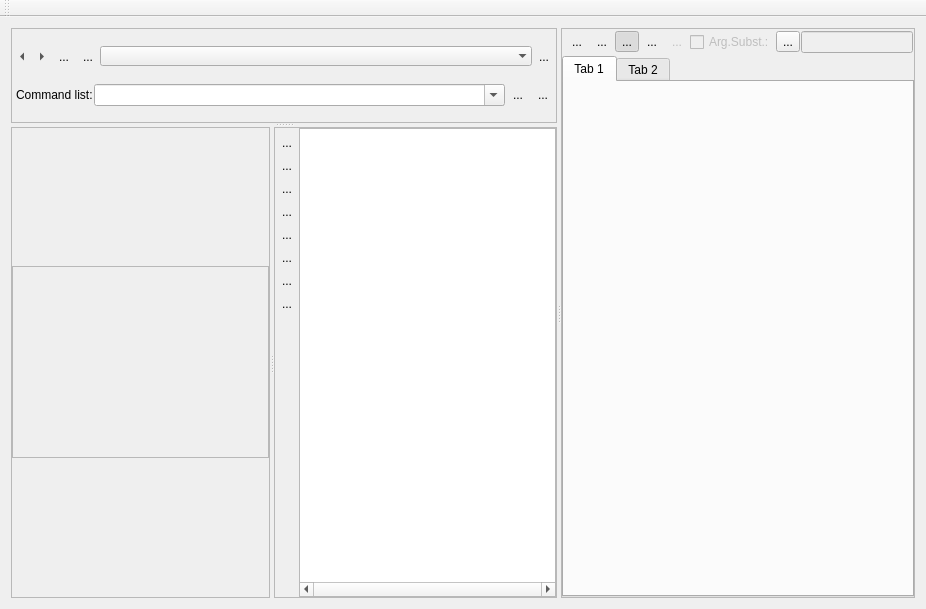
Above: nutshellqt.ui from vjetten/NutShell before the change. Below: the same form after it.
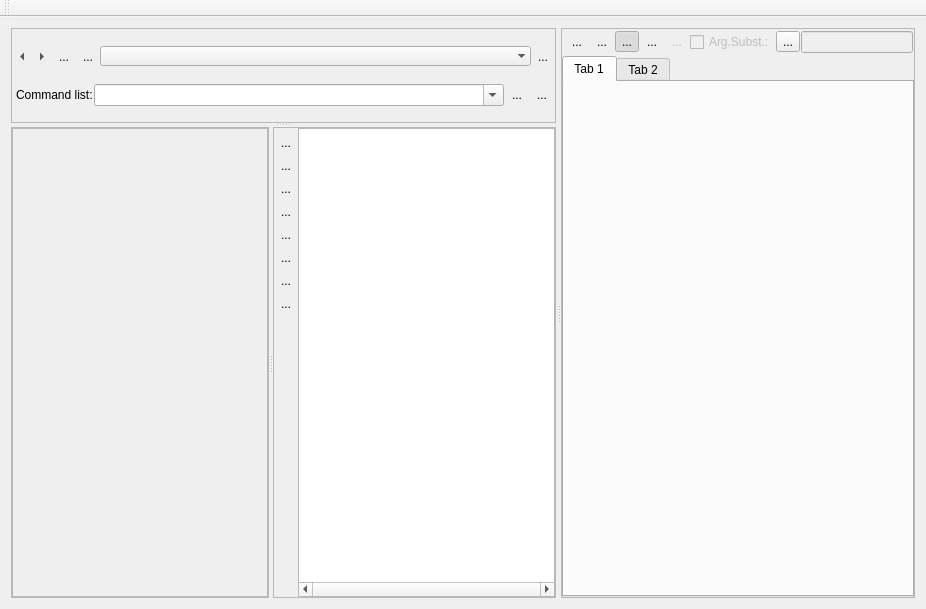
That is the form after the change. Icons and pictures are not drawn.

The edit to the form file:
```diff
--- a/nutshellqt.ui
+++ b/nutshellqt.ui
@@ -33,14 +33,23 @@
    <layout class="QGridLayout" name="gridLayout_2">
     <item row="0" column="0">
      <widget class="QSplitter" name="splitter_3">
+      <property name="sizePolicy">
+       <sizepolicy hsizetype="Expanding" vsizetype="Preferred">
+        <horstretch>0</horstretch>
+        <verstretch>0</verstretch>
+       </sizepolicy>
+      </property>
+      <property name="frameShape">
+       <enum>QFrame::NoFrame</enum>
+      </property>
       <property name="frameShadow">
-       <enum>QFrame::Raised</enum>
+       <enum>QFrame::Plain</enum>
       </property>
       <property name="lineWidth">
        <number>1</number>
       </property>
       <property name="midLineWidth">
-       <number>1</number>
+       <number>0</number>
       </property>
       <property name="orientation">
        <enum>Qt::Horizontal</enum>
@@ -49,13 +58,25 @@
        <bool>false</bool>
       </property>
       <property name="handleWidth">
-       <number>4</number>
+       <number>5</number>
       </property>
       <widget class="QSplitter" name="splitter_2">
+       <property name="sizePolicy">
+        <sizepolicy hsizetype="Expanding" vsizetype="Expanding">
+         <horstretch>0</horstretch>
+         <verstretch>0</verstretch>
+        </sizepolicy>
+       </property>
        <property name="orientation">
         <enum>Qt::Vertical</enum>
        </property>
        <widget class="QFrame" name="frame">
+        <property name="sizePolicy">
+         <sizepolicy hsizetype="Expanding" vsizetype="Preferred">
+          <horstretch>0</horstretch>
+          <verstretch>0</verstretch>
+         </sizepolicy>
+        </property>
         <property name="frameShape">
          <enum>QFrame::StyledPanel</enum>
         </property>
@@ -182,7 +203,7 @@
            <item>
             <widget class="QComboBox" name="comboBox_workdir">
              <property name="sizePolicy">
-              <sizepolicy hsizetype="Minimum" vsizetype="Fixed">
+              <sizepolicy hsizetype="Expanding" vsizetype="Fixed">
                <horstretch>0</horstretch>
                <verstretch>0</verstretch>
               </sizepolicy>
@@ -340,7 +361,7 @@
                <bool>false</bool>
               </property>
               <property name="sizePolicy">
-               <sizepolicy hsizetype="Expanding" vsizetype="Fixed">
+               <sizepolicy hsizetype="Expanding" vsizetype="Expanding">
                 <horstretch>0</horstretch>
                 <verstretch>0</verstretch>
                </sizepolicy>
@@ -373,6 +394,12 @@
          </layout>
         </widget>
         <widget class="QFrame" name="frame">
+         <property name="sizePolicy">
+          <sizepolicy hsizetype="Expanding" vsizetype="Expanding">
+           <horstretch>0</horstretch>
+           <verstretch>0</verstretch>
+          </sizepolicy>
+         </property>
          <property name="frameShape">
           <enum>QFrame::StyledPanel</enum>
          </property>
@@ -703,6 +730,12 @@
        </widget>
       </widget>
       <widget class="QFrame" name="frame">
+       <property name="sizePolicy">
+        <sizepolicy hsizetype="Preferred" vsizetype="Preferred">
+         <horstretch>0</horstretch>
+         <verstretch>0</verstretch>
+        </sizepolicy>
+       </property>
        <property name="frameShape">
         <enum>QFrame::StyledPanel</enum>
        </property>
```
Left out of the diff: 4 changed lines with no effect on the pictures.
